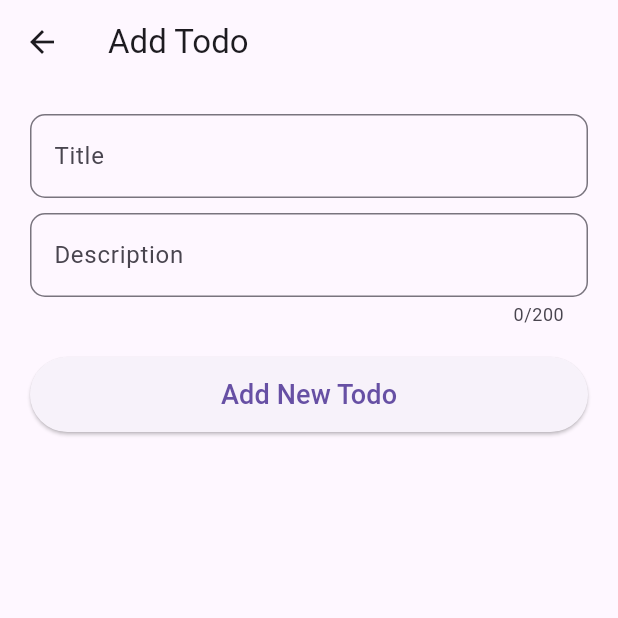
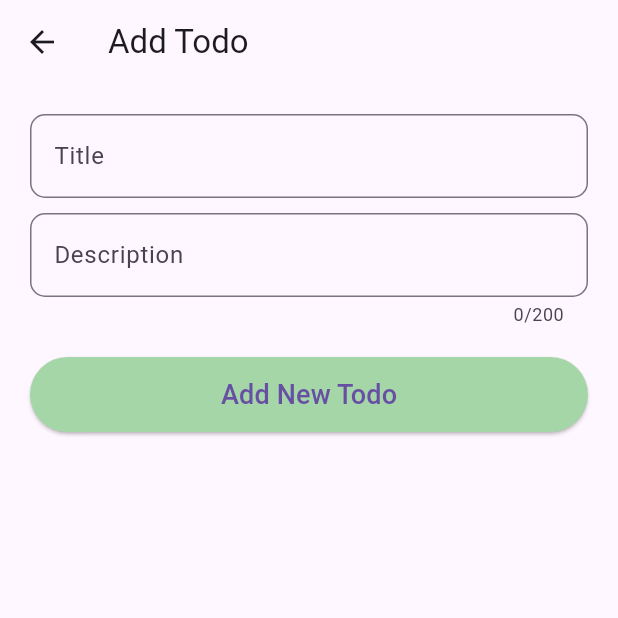
Before and after one commit to avikgh/todo_app_flutter, a Flutter app: the screen it shows after launch, after a tap on "Add", on a phone screen of 412 x 824 dp, the top half of it. Run offline on Flutter 3.47's test engine with Material 3 defaults, Android fonts, the phone set to English and light mode, and no system bars.

Commit message:
Additional Design

```diff
--- a/lib/app.dart
+++ b/lib/app.dart
@@ -32,6 +32,11 @@ class TodoApp extends StatelessWidget {
       ),
       floatingActionButtonTheme: FloatingActionButtonThemeData(
         backgroundColor: Colors.green.shade200
+      ),
+      elevatedButtonTheme: ElevatedButtonThemeData(
+        style: ElevatedButton.styleFrom(
+          backgroundColor: Colors.green.shade200
+        )
       )
     );
   }
```
